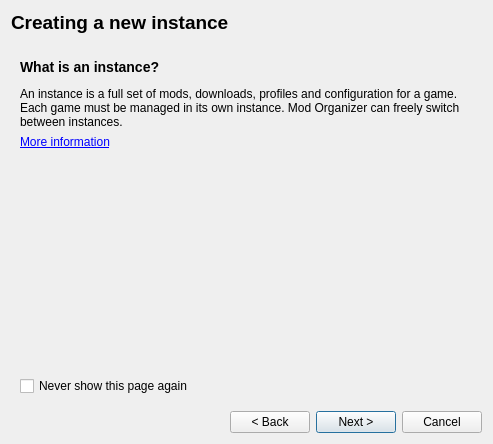
This is modorganizer/src/createinstancedialog.ui in Holt59/mo2-merge as Qt 5 draws it before an edit. The edited form follows.
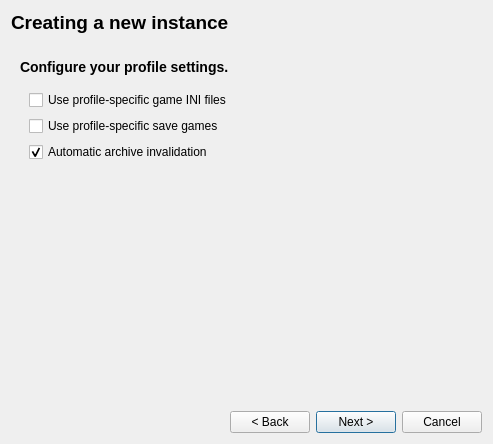
This is the edited form. The open tabs and pages were chosen to show the change. Custom widgets are drawn as their Qt base class.

Commit message:
[modorganizer] Default profile settings (#1869)
* Fix archive parsing and BSA invalidation

Diff of the .ui file:
```diff
--- a/modorganizer/src/createinstancedialog.ui
+++ b/modorganizer/src/createinstancedialog.ui
@@ -546,6 +546,90 @@
        </item>
       </layout>
      </widget>
+     <widget class="QWidget" name="page">
+      <layout class="QVBoxLayout" name="verticalLayout_31">
+       <item>
+        <widget class="QWidget" name="widget_24" native="true">
+         <layout class="QHBoxLayout" name="horizontalLayout_8">
+          <property name="leftMargin">
+           <number>0</number>
+          </property>
+          <property name="topMargin">
+           <number>0</number>
+          </property>
+          <property name="rightMargin">
+           <number>0</number>
+          </property>
+          <property name="bottomMargin">
+           <number>0</number>
+          </property>
+          <item>
+           <widget class="QLabel" name="profileSettingsLabel">
+            <property name="text">
+             <string>&lt;h3&gt;Configure your profile settings.&lt;/h3&gt;</string>
+            </property>
+            <property name="wordWrap">
+             <bool>true</bool>
+            </property>
+           </widget>
+          </item>
+         </layout>
+        </widget>
+       </item>
+       <item>
+        <widget class="QWidget" name="widget_25" native="true">
+         <layout class="QVBoxLayout" name="verticalLayout_28">
+          <item>
+           <widget class="QCheckBox" name="profileInisCheckbox">
+            <property name="toolTip">
+             <string extracomment="Enabling this will copy your game's INI files into each profile, which will override the default INI settings"/>
+            </property>
+            <property name="text">
+             <string>Use profile-specific game INI files</string>
+            </property>
+           </widget>
+          </item>
+          <item>
+           <widget class="QCheckBox" name="profileSavesCheckbox">
+            <property name="toolTip">
+             <string extracomment="Enabling this will redirect the game's save files into your active profile, allowing you to separate your saves between profiles"/>
+            </property>
+            <property name="text">
+             <string>Use profile-specific save games</string>
+            </property>
+           </widget>
+          </item>
+          <item>
+           <widget class="QCheckBox" name="archiveInvalidationCheckbox">
+            <property name="toolTip">
+             <string extracomment="Enabling this will allow MO2 to automatically run necessary INI edits or other steps to allow file overrides in the game."/>
+            </property>
+            <property name="text">
+             <string>Automatic archive invalidation</string>
+            </property>
+            <property name="checked">
+             <bool>true</bool>
+            </property>
+           </widget>
+          </item>
+          <item>
+           <spacer name="verticalSpacer_7">
+            <property name="orientation">
+             <enum>Qt::Vertical</enum>
+            </property>
+            <property name="sizeHint" stdset="0">
+             <size>
+              <width>20</width>
+              <height>40</height>
+             </size>
+            </property>
+           </spacer>
+          </item>
+         </layout>
+        </widget>
+       </item>
+      </layout>
+     </widget>
      <widget class="QWidget" name="page_6">
       <layout class="QVBoxLayout" name="verticalLayout_14">
        <item>
```
Left out of the diff: 6 changed lines with no effect on the pictures. The commit also changes 9 other files.
